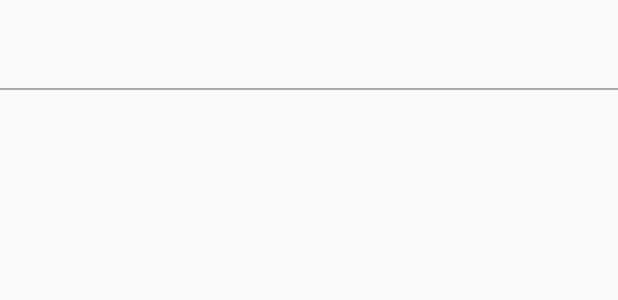
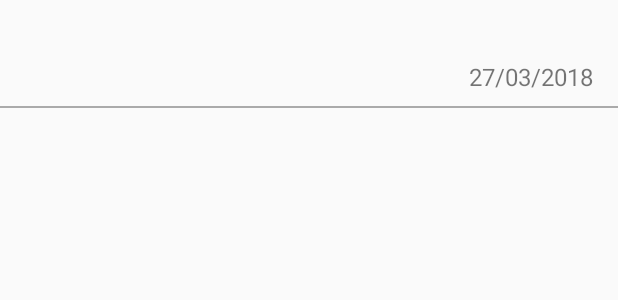
Before and after one commit to kairias97/estacion-vital-patient-hub-android, an Android app: the layout item_document.xml on its own in the app's theme, with its tools: preview values and no code run, on a phone screen of 412 x 824 dp. Shown: the top 300 px of the screen. Run offline under Robolectric (Android 15) with nearby library versions, the phone set to English and light mode, and no system bars.

Commit message:
Added notifications titles and also create date for documents

```diff
--- a/app/src/main/java/com/estacionvital/patienthub/model/ArticleCategoriesResponse.kt
+++ b/app/src/main/java/com/estacionvital/patienthub/model/ArticleCategoriesResponse.kt
@@ -5,6 +5,6 @@ import com.google.gson.annotations.SerializedName
 /**
  * Created by kevin on 6/3/2018.
  */
-data class ArticleCategoriesResponse(@SerializedName("isFinished") val status: String,
+data class ArticleCategoriesResponse(@SerializedName("status") val status: String,
                                      @SerializedName("count") val count: Int,
                                      @SerializedName("categories") val categories: List<ArticleCategory>)
--- a/app/src/main/java/com/estacionvital/patienthub/model/ArticlesByCategoryResponse.kt
+++ b/app/src/main/java/com/estacionvital/patienthub/model/ArticlesByCategoryResponse.kt
@@ -5,6 +5,6 @@ import com.google.gson.annotations.SerializedName
 /**
  * Created by kevin on 8/3/2018.
  */
-data class ArticlesByCategoryResponse(@SerializedName("isFinished") val status: String,
+data class ArticlesByCategoryResponse(@SerializedName("status") val status: String,
                                       @SerializedName("count") val count: Int,
                                       @SerializedName("posts") val posts: List<BlogArticle>)
--- a/app/src/main/java/com/estacionvital/patienthub/model/ClubSubscriptionResponse.kt
+++ b/app/src/main/java/com/estacionvital/patienthub/model/ClubSubscriptionResponse.kt
@@ -5,5 +5,5 @@ import com.google.gson.annotations.SerializedName
 /**
  * Created by kevin on 27/2/2018.
  */
-data class ClubSubscriptionResponse(@SerializedName("isFinished") val status: Int,
+data class ClubSubscriptionResponse(@SerializedName("status") val status: Int,
                                     @SerializedName("msg") val msg: String)
--- a/app/src/main/java/com/estacionvital/patienthub/model/Document.kt
+++ b/app/src/main/java/com/estacionvital/patienthub/model/Document.kt
@@ -8,4 +8,5 @@ import com.google.gson.annotations.SerializedName
 data class Document(@SerializedName("specialty") val specialty: String,
                     @SerializedName("examination_type") val examinationType: String,
                     @SerializedName("service_type") val serviceType: String,
-                    @SerializedName("url") val url: String)
+                    @SerializedName("url") val url: String,
+                    @SerializedName("created_at") val createdAt: String)
--- a/app/src/main/java/com/estacionvital/patienthub/model/DocumentsResponse.kt
+++ b/app/src/main/java/com/estacionvital/patienthub/model/DocumentsResponse.kt
@@ -5,5 +5,5 @@ import com.google.gson.annotations.SerializedName
 /**
  * Created by kevin on 24/3/2018.
  */
-data class DocumentsResponse(@SerializedName("isFinished") val status: String,
+data class DocumentsResponse(@SerializedName("status") val status: String,
                              @SerializedName("data") val documents: List<Document>)
--- a/app/src/main/java/com/estacionvital/patienthub/model/EVProfileUpdateResponse.kt
+++ b/app/src/main/java/com/estacionvital/patienthub/model/EVProfileUpdateResponse.kt
@@ -5,4 +5,4 @@ import com.google.gson.annotations.SerializedName
 /**
  * Created by dusti on 04/03/2018.
  */
-data class EVProfileUpdateResponse(@SerializedName("isFinished") val status: String, @SerializedName("data") val data: EVUserProfile)
+data class EVProfileUpdateResponse(@SerializedName("status") val status: String, @SerializedName("data") val data: EVUserProfile)
--- a/app/src/main/java/com/estacionvital/patienthub/model/EVRegistrationResponse.kt
+++ b/app/src/main/java/com/estacionvital/patienthub/model/EVRegistrationResponse.kt
@@ -5,5 +5,5 @@ import com.google.gson.annotations.SerializedName
 /**
  * Created by kevin on 28/2/2018.
  */
-data class EVRegistrationResponse(@SerializedName("isFinished") val status: String,
+data class EVRegistrationResponse(@SerializedName("status") val status: String,
                                   @SerializedName("data") val data: List<LoginResponseData>)
--- a/app/src/main/java/com/estacionvital/patienthub/model/EVRetrieveProfileResponse.kt
+++ b/app/src/main/java/com/estacionvital/patienthub/model/EVRetrieveProfileResponse.kt
@@ -5,4 +5,4 @@ import com.google.gson.annotations.SerializedName
 /**
  * Created by dusti on 03/03/2018.
  */
-data class EVRetrieveProfileResponse(@SerializedName("isFinished") val status: String, @SerializedName("data") val data: EVUserProfile)
+data class EVRetrieveProfileResponse(@SerializedName("status") val status: String, @SerializedName("data") val data: EVUserProfile)
--- a/app/src/main/java/com/estacionvital/patienthub/model/EVRetrieveUserExaminationResponse.kt
+++ b/app/src/main/java/com/estacionvital/patienthub/model/EVRetrieveUserExaminationResponse.kt
@@ -5,4 +5,4 @@ import com.google.gson.annotations.SerializedName
 /**
  * Created by dusti on 16/03/2018.
  */
-data class EVRetrieveUserExaminationResponse(@SerializedName("isFinished") val status: String, @SerializedName("data") val data: EVUserExaminationData)
+data class EVRetrieveUserExaminationResponse(@SerializedName("status") val status: String, @SerializedName("data") val data: EVUserExaminationData)
--- a/app/src/main/java/com/estacionvital/patienthub/model/LoginResponse.kt
+++ b/app/src/main/java/com/estacionvital/patienthub/model/LoginResponse.kt
@@ -5,5 +5,5 @@ import com.google.gson.annotations.SerializedName
 /**
  * Created by kevin on 25/2/2018.
  */
-class LoginResponse(@SerializedName("isFinished") val status: String,
+class LoginResponse(@SerializedName("status") val status: String,
                     @SerializedName("data") val data: List<LoginResponseData>)
--- a/app/src/main/java/com/estacionvital/patienthub/model/LogoutResponse.kt
+++ b/app/src/main/java/com/estacionvital/patienthub/model/LogoutResponse.kt
@@ -5,4 +5,4 @@ import com.google.gson.annotations.SerializedName
 /**
  * Created by kevin on 10/3/2018.
  */
-data class LogoutResponse(@SerializedName("isFinished") val status: String)
+data class LogoutResponse(@SerializedName("status") val status: String)
--- a/app/src/main/java/com/estacionvital/patienthub/model/NumberVerificationResponse.kt
+++ b/app/src/main/java/com/estacionvital/patienthub/model/NumberVerificationResponse.kt
@@ -5,4 +5,4 @@ import com.google.gson.annotations.SerializedName
 /**
  * Created by dusti on 24/02/2018.
  */
-data class NumberVerificationResponse(@SerializedName("isFinished") val status: Int, @SerializedName("msg") val msg: String)
+data class NumberVerificationResponse(@SerializedName("status") val status: Int, @SerializedName("msg") val msg: String)
--- a/app/src/main/java/com/estacionvital/patienthub/model/SendSMSResponse.kt
+++ b/app/src/main/java/com/estacionvital/patienthub/model/SendSMSResponse.kt
@@ -5,4 +5,4 @@ import com.google.gson.annotations.SerializedName
 /**
  * Created by kevin on 25/2/2018.
  */
-data class SendSMSResponse(@SerializedName("isFinished") val status: Int, @SerializedName("msg") val msg: String)
+data class SendSMSResponse(@SerializedName("status") val status: Int, @SerializedName("msg") val msg: String)
--- a/app/src/main/java/com/estacionvital/patienthub/model/SuscriptionLimitResponse.kt
+++ b/app/src/main/java/com/estacionvital/patienthub/model/SuscriptionLimitResponse.kt
@@ -5,4 +5,4 @@ import com.google.gson.annotations.SerializedName
 /**
  * Created by dusti on 26/02/2018.
  */
-data class SuscriptionLimitResponse(@SerializedName("isFinished") val status: Int, @SerializedName("msg") val msg: String, @SerializedName("max") val max: Int)
+data class SuscriptionLimitResponse(@SerializedName("status") val status: Int, @SerializedName("msg") val msg: String, @SerializedName("max") val max: Int)
--- a/app/src/main/java/com/estacionvital/patienthub/model/ValidatePinResponse.kt
+++ b/app/src/main/java/com/estacionvital/patienthub/model/ValidatePinResponse.kt
@@ -5,4 +5,4 @@ import com.google.gson.annotations.SerializedName
 /**
  * Created by kevin on 25/2/2018.
  */
-data class ValidatePinResponse(@SerializedName("isFinished") val status: Int, @SerializedName("msg") val msg: String)
+data class ValidatePinResponse(@SerializedName("status") val status: Int, @SerializedName("msg") val msg: String)
--- a/app/src/main/res/layout/item_document.xml
+++ b/app/src/main/res/layout/item_document.xml
@@ -4,7 +4,7 @@
     xmlns:tools="http://schemas.android.com/tools"
     android:id="@+id/constraint_layout_document_container"
     android:layout_width="match_parent"
-    android:layout_height="60dp"
+    android:layout_height="72dp"
     android:background="?android:attr/selectableItemBackground"
     android:clickable="true"
     tools:layout_editor_absoluteY="81dp">
@@ -16,11 +16,26 @@
         android:layout_marginBottom="0dp"
         android:paddingLeft="16dp"
         android:paddingRight="16dp"
-        app:layout_constraintBottom_toTopOf="@id/view_divider"
+        android:textSize="16sp"
+        app:layout_constraintBottom_toTopOf="@id/text_document_created_date"
 
         app:layout_constraintLeft_toLeftOf="parent"
         app:layout_constraintRight_toRightOf="parent"
         app:layout_constraintTop_toTopOf="parent" />
+    <TextView
+        android:id="@+id/text_document_created_date"
+        android:layout_width="match_parent"
+        android:layout_height="wrap_content"
+        android:layout_marginBottom="0dp"
+        android:paddingLeft="16dp"
+        android:paddingRight="16dp"
+        app:layout_constraintBottom_toTopOf="@id/view_divider"
+        android:textAlignment="textEnd"
+        android:textSize="16sp"
+        android:text="27/03/2018"
+        app:layout_constraintLeft_toLeftOf="parent"
+        app:layout_constraintRight_toRightOf="parent"
+        app:layout_constraintTop_toBottomOf="@id/text_document_title" />
 
     <View
         android:id="@+id/view_divider"
--- a/app/src/main/res/values/strings.xml
+++ b/app/src/main/res/values/strings.xml
@@ -120,5 +120,11 @@
     <string name="label_fab_button_chat_free">Chat Gratis</string>
     <string name="title_activity_validate_coupon">Ingrese su cupón</string>
     <string name="invalid_coupon_msg">El cupón ingresado es inválido.</string>
+    <string name="document_title_placeholder">%s - %s</string>
+    <string name="default_notification_title">Notificación de Estación Vital</string>
+    <string name="title_notification_new_message">Nuevo mensaje</string>
+    <string name="title_notification_added_channel">Agregado a un canal</string>
+    <string name="title_notification_invited_to_channel">Invitado a un canal</string>
+    <string name="title_notification_removed_from_channel">Removido de un canal</string>
 
 </resources>
```
Also changed, not shown: app/src/main/java/com/estacionvital/patienthub/services/FCMListenerService.kt (+5 -5 lines), app/src/main/java/com/estacionvital/patienthub/ui/adapters/EVDocumentViewHolder.kt (+9 -1 lines).
